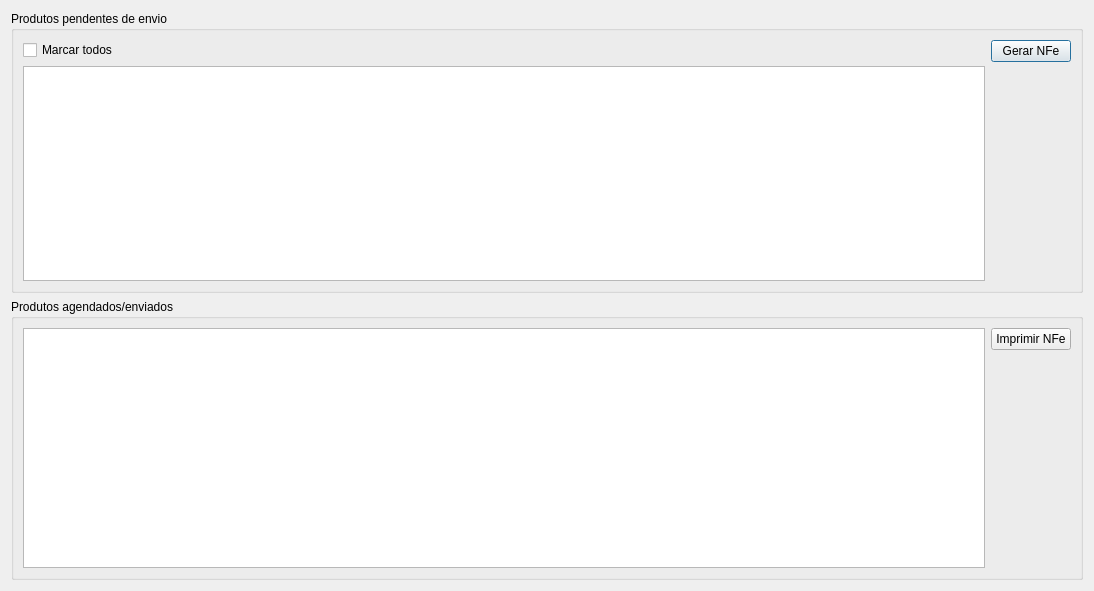
Old version of the form ui/entregascliente.ui in the repository lellisls/ERP-STACCATO.
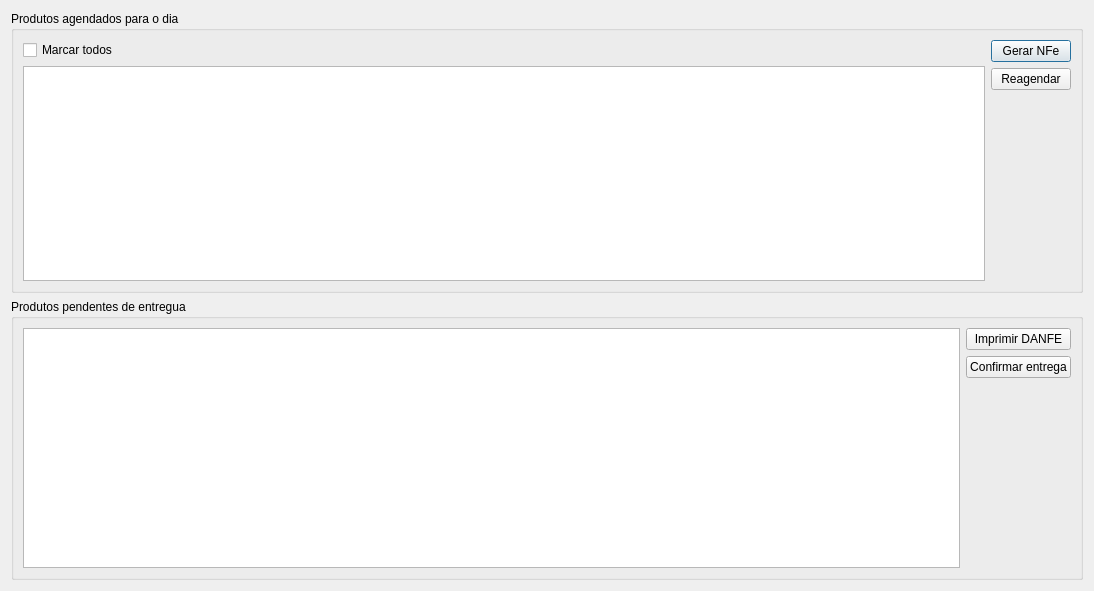
New version of the form. Custom widgets are drawn as their Qt base class.

Diff of the .ui file:
```diff
--- a/ui/entregascliente.ui
+++ b/ui/entregascliente.ui
@@ -20,7 +20,7 @@
    <item row="0" column="0">
     <widget class="QGroupBox" name="groupBox">
      <property name="title">
-      <string>Produtos pendentes de envio</string>
+      <string>Produtos agendados para o dia</string>
      </property>
      <layout class="QGridLayout" name="gridLayout_2">
       <item row="0" column="1">
@@ -58,14 +58,7 @@
       </item>
       <item row="0" column="2" rowspan="2">
        <layout class="QGridLayout" name="gridLayout">
-        <item row="0" column="0">
-         <widget class="QPushButton" name="pushButtonNFe">
-          <property name="text">
-           <string>Gerar NFe</string>
-          </property>
-         </widget>
-        </item>
-        <item row="1" column="0">
+        <item row="2" column="0">
          <spacer name="verticalSpacer">
           <property name="orientation">
            <enum>Qt::Vertical</enum>
@@ -78,6 +71,20 @@
           </property>
          </spacer>
         </item>
+        <item row="0" column="0">
+         <widget class="QPushButton" name="pushButtonNFe">
+          <property name="text">
+           <string>Gerar NFe</string>
+          </property>
+         </widget>
+        </item>
+        <item row="1" column="0">
+         <widget class="QPushButton" name="pushButtonReagendar">
+          <property name="text">
+           <string>Reagendar</string>
+          </property>
+         </widget>
+        </item>
        </layout>
       </item>
      </layout>
@@ -86,7 +93,7 @@
    <item row="1" column="0">
     <widget class="QGroupBox" name="groupBox_2">
      <property name="title">
-      <string>Produtos agendados/enviados</string>
+      <string>Produtos pendentes de entregua</string>
      </property>
      <layout class="QGridLayout" name="gridLayout_4">
       <item row="0" column="0">
@@ -107,7 +114,14 @@
         <item>
          <widget class="QPushButton" name="pushButtonImprimir">
           <property name="text">
-           <string>Imprimir NFe</string>
+           <string>Imprimir DANFE</string>
+          </property>
+         </widget>
+        </item>
+        <item>
+         <widget class="QPushButton" name="pushButtonConfirmarEntrega">
+          <property name="text">
+           <string>Confirmar entrega</string>
           </property>
          </widget>
         </item>
```
